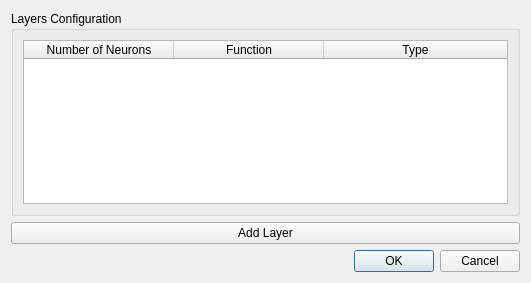
The window that src/neuralNetworkConfig.ui (ldsc/lvp) describes before a commit, drawn with Qt 5.
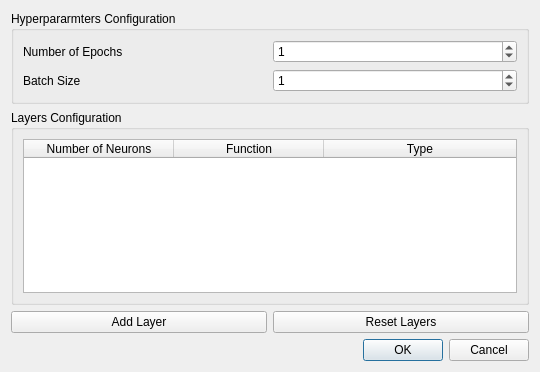
The same window after the commit.

Commit message: Created configuration for batch size and number of epochs

```diff
--- a/src/neuralNetworkConfig.ui
+++ b/src/neuralNetworkConfig.ui
@@ -6,25 +6,28 @@
    <rect>
     <x>0</x>
     <y>0</y>
-    <width>531</width>
-    <height>283</height>
+    <width>540</width>
+    <height>372</height>
    </rect>
   </property>
   <property name="windowTitle">
    <string>Neural Network Configuration</string>
   </property>
   <layout class="QGridLayout" name="gridLayout">
-   <item row="3" column="0">
-    <widget class="QDialogButtonBox" name="buttonBox">
-     <property name="orientation">
-      <enum>Qt::Horizontal</enum>
+   <item row="2" column="0">
+    <widget class="QPushButton" name="actionAddLayer">
+     <property name="sizePolicy">
+      <sizepolicy hsizetype="MinimumExpanding" vsizetype="Fixed">
+       <horstretch>0</horstretch>
+       <verstretch>0</verstretch>
+      </sizepolicy>
      </property>
-     <property name="standardButtons">
-      <set>QDialogButtonBox::Cancel|QDialogButtonBox::Ok</set>
+     <property name="text">
+      <string>Add Layer</string>
      </property>
     </widget>
    </item>
-   <item row="1" column="0">
+   <item row="1" column="0" colspan="2">
     <widget class="QGroupBox" name="layersGroupBox">
      <property name="title">
       <string>Layers Configuration</string>
@@ -61,10 +64,75 @@
      </layout>
     </widget>
    </item>
-   <item row="2" column="0">
-    <widget class="QPushButton" name="actionAddLayer">
+   <item row="0" column="0" colspan="2">
+    <widget class="QGroupBox" name="hyperParamsGroupBox">
+     <property name="sizePolicy">
+      <sizepolicy hsizetype="Preferred" vsizetype="Minimum">
+       <horstretch>0</horstretch>
+       <verstretch>0</verstretch>
+      </sizepolicy>
+     </property>
+     <property name="title">
+      <string>Hyperpararmters Configuration</string>
+     </property>
+     <layout class="QGridLayout" name="gridLayout_2">
+      <item row="0" column="0">
+       <widget class="QLabel" name="label">
+        <property name="text">
+         <string>Number of Epochs</string>
+        </property>
+       </widget>
+      </item>
+      <item row="0" column="1">
+       <widget class="QSpinBox" name="spinBoxNumEpochs">
+        <property name="maximum">
+         <number>10000000</number>
+        </property>
+        <property name="value">
+         <number>1</number>
+        </property>
+       </widget>
+      </item>
+      <item row="1" column="1">
+       <widget class="QSpinBox" name="spinBoxBatchSize">
+        <property name="maximum">
+         <number>1000000000</number>
+        </property>
+        <property name="value">
+         <number>1</number>
+        </property>
+       </widget>
+      </item>
+      <item row="1" column="0">
+       <widget class="QLabel" name="label_2">
+        <property name="text">
+         <string>Batch Size</string>
+        </property>
+       </widget>
+      </item>
+     </layout>
+    </widget>
+   </item>
+   <item row="2" column="1">
+    <widget class="QPushButton" name="actionResetLayers">
      <property name="text">
-      <string>Add Layer</string>
+      <string>Reset Layers</string>
+     </property>
+    </widget>
+   </item>
+   <item row="3" column="1">
+    <widget class="QDialogButtonBox" name="buttonBox">
+     <property name="sizePolicy">
+      <sizepolicy hsizetype="Preferred" vsizetype="Fixed">
+       <horstretch>0</horstretch>
+       <verstretch>0</verstretch>
+      </sizepolicy>
+     </property>
+     <property name="orientation">
+      <enum>Qt::Horizontal</enum>
+     </property>
+     <property name="standardButtons">
+      <set>QDialogButtonBox::Cancel|QDialogButtonBox::Ok</set>
      </property>
     </widget>
    </item>
```
Left out of the diff: 3 changed lines with no effect on the pictures. The commit also changes 5 other files.
